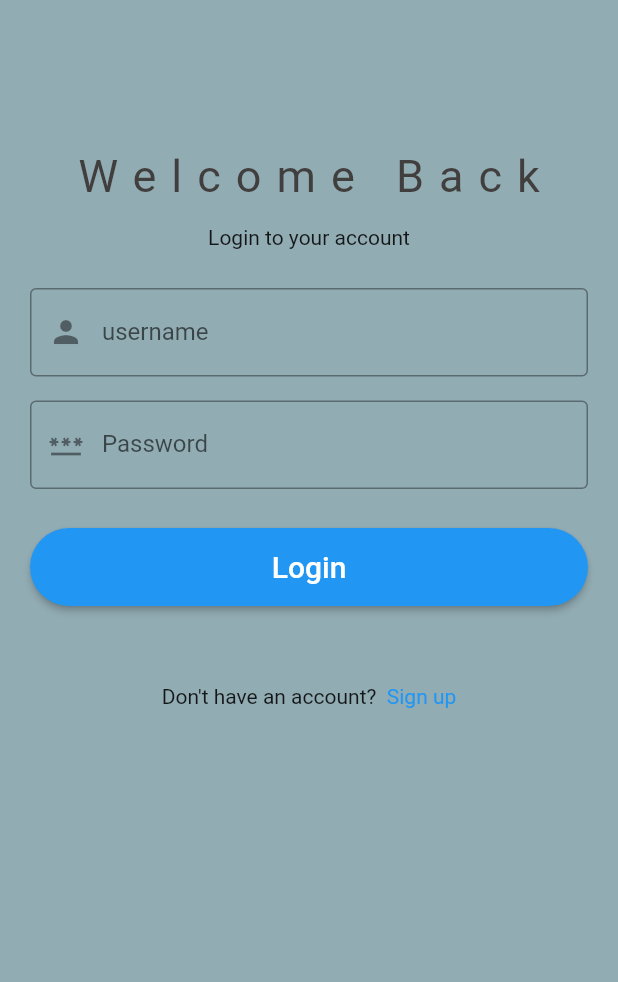
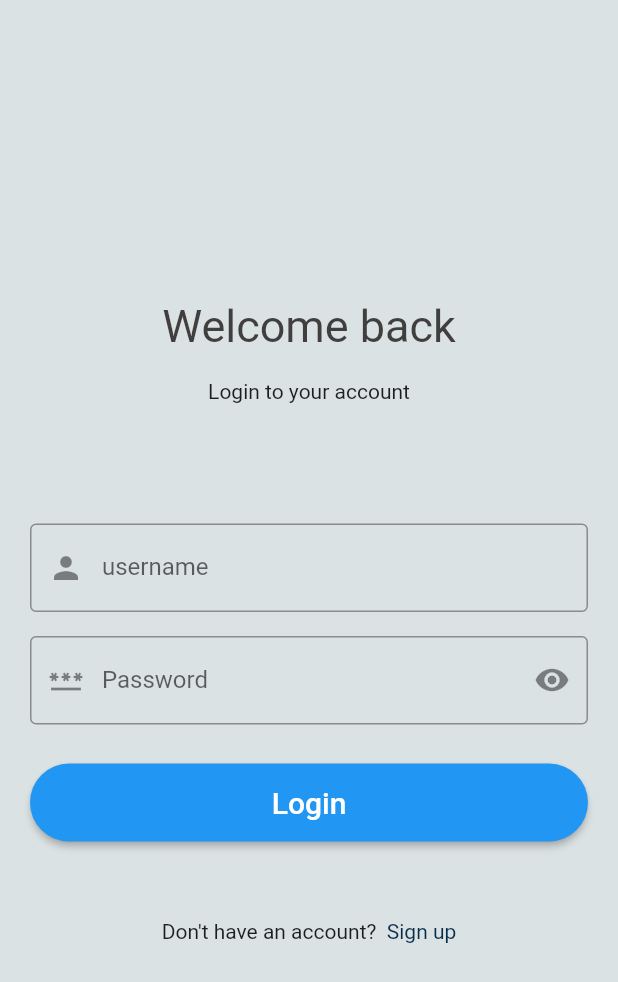
Before and after one commit to kainatxsiddiqui/login, a Flutter app: the screen it shows after launch, on a phone screen of 412 x 824 dp. Shown: the top 982 px of the screen. Run offline on Flutter 3.47's test engine with Material 2 defaults, Android fonts, the phone set to English and light mode, and no system bars; our stand-ins replace form_field_validator.

Commit message:
Update login.dart

```diff
--- a/login/lib/login.dart
+++ b/login/lib/login.dart
@@ -15,14 +15,14 @@ class login extends StatelessWidget {
       body:Container(
          height: size.height,
          width:size.width,
-         padding: const EdgeInsets.only(top:100, left: 20,right:20),
-         color: Color.fromARGB(255, 146, 172, 180),
+         padding: const EdgeInsets.only(top:200, left: 20,right:20),
+         color: Color.fromARGB(255, 219, 226, 228),
         child:Form(
          key:formKey,
          child: Column(
           children:[
-            Text("Welcome Back", style: TextStyle(color: Color.fromARGB(255, 65, 62, 62), fontSize: 30, letterSpacing:10 ),),
-             Padding(padding: EdgeInsets.only(top:15,bottom:26),child: Text("Login to your account")),
+            Text("Welcome back", style: TextStyle(color: Color.fromARGB(255, 65, 62, 62), fontSize: 30, ),),
+             Padding(padding: EdgeInsets.only(top:18,bottom:80),child: Text("Login to your account")),
             TextFormField(
               controller: usernameCtrl,
              validator: RequiredValidator(errorText: "Required*"),
@@ -46,7 +46,8 @@ class login extends StatelessWidget {
               decoration: const InputDecoration(
                  border: OutlineInputBorder(),
 
-                prefixIcon: Icon(Icons.password),
+                prefixIcon: Icon(Icons.password,),
+                suffixIcon: Icon(Icons.visibility),
                 hintText:"xxxxxx",labelText: 'Password',
               ),
             ),
@@ -70,7 +71,9 @@ class login extends StatelessWidget {
                      style: ElevatedButton.styleFrom(
                   shape: RoundedRectangleBorder(
                     borderRadius: BorderRadius.circular(30.0),
+
                   ),
+
                 ),
                     child: const Text(
                       'Login',
@@ -100,7 +103,7 @@ class login extends StatelessWidget {
 
                                     )));
   },
-  child: new Text("  Sign up", style: TextStyle(color: Colors.blue),),
+  child: new Text("  Sign up", style: TextStyle(color: Color.fromARGB(255, 8, 45, 75)),),
 ),
   ],
               ),
```
